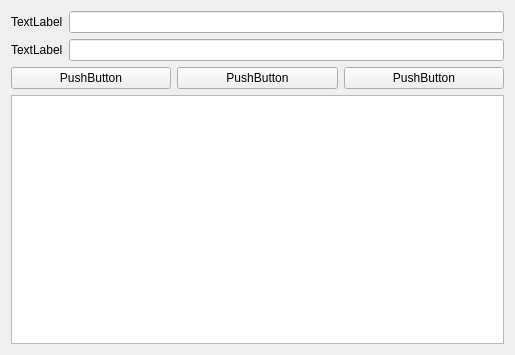
Above: coeffwindow.ui from adamsHillzz/qt6-mysql-crud-app before the change. Below: the same form after it.
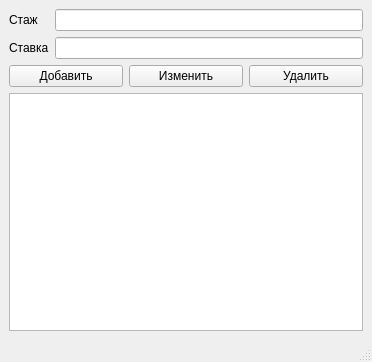
That is the form after the change. Icons and pictures are not drawn.

Commit message: add coeff table

Patch:
```diff
--- a/coeffwindow.ui
+++ b/coeffwindow.ui
@@ -1,32 +1,40 @@
 <?xml version="1.0" encoding="UTF-8"?>
 <ui version="4.0">
  <class>CoeffWindow</class>
- <widget class="QWidget" name="CoeffWindow">
+ <widget class="QMainWindow" name="CoeffWindow">
   <property name="geometry">
    <rect>
     <x>0</x>
     <y>0</y>
-    <width>515</width>
-    <height>355</height>
+    <width>372</width>
+    <height>362</height>
    </rect>
   </property>
   <property name="windowTitle">
    <string>Form</string>
   </property>
+  <property name="windowIcon">
+   <iconset resource="icons/icons.qrc">
+    <normaloff>:/coeff.png</normaloff>:/coeff.png</iconset>
+  </property>
+  <property name="styleSheet">
+   <string notr="true"/>
+  </property>
+  <widget class="QWidget" name="centralwidget">
   <layout class="QVBoxLayout" name="verticalLayout">
    <item>
     <layout class="QGridLayout" name="gridLayout">
      <item row="0" column="0">
       <widget class="QLabel" name="label">
        <property name="text">
-        <string>TextLabel</string>
+         <string>Стаж</string>
        </property>
       </widget>
      </item>
      <item row="1" column="0">
       <widget class="QLabel" name="label_2">
        <property name="text">
-        <string>TextLabel</string>
+         <string>Ставка</string>
        </property>
       </widget>
      </item>
@@ -43,21 +51,21 @@
      <item>
       <widget class="QPushButton" name="pushButton">
        <property name="text">
-        <string>PushButton</string>
+         <string>Добавить</string>
        </property>
       </widget>
      </item>
      <item>
       <widget class="QPushButton" name="pushButton_2">
        <property name="text">
-        <string>PushButton</string>
+         <string>Изменить</string>
        </property>
       </widget>
      </item>
      <item>
       <widget class="QPushButton" name="pushButton_3">
        <property name="text">
-        <string>PushButton</string>
+         <string>Удалить</string>
        </property>
       </widget>
      </item>
@@ -68,6 +76,20 @@
    </item>
   </layout>
  </widget>
- <resources/>
+  <widget class="QMenuBar" name="menubar">
+   <property name="geometry">
+    <rect>
+     <x>0</x>
+     <y>0</y>
+     <width>372</width>
+     <height>22</height>
+    </rect>
+   </property>
+  </widget>
+  <widget class="QStatusBar" name="statusbar"/>
+ </widget>
+ <resources>
+  <include location="icons/icons.qrc"/>
+ </resources>
  <connections/>
 </ui>
```
Left out of the diff: 12 changed lines with no effect on the pictures. Lines whose indentation alone changed are shown as unchanged. The commit also changes 10 other files.
